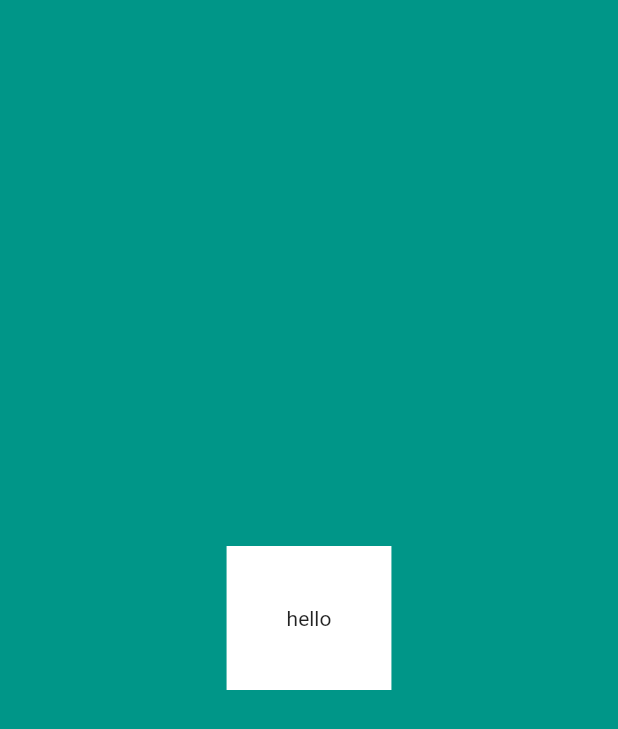
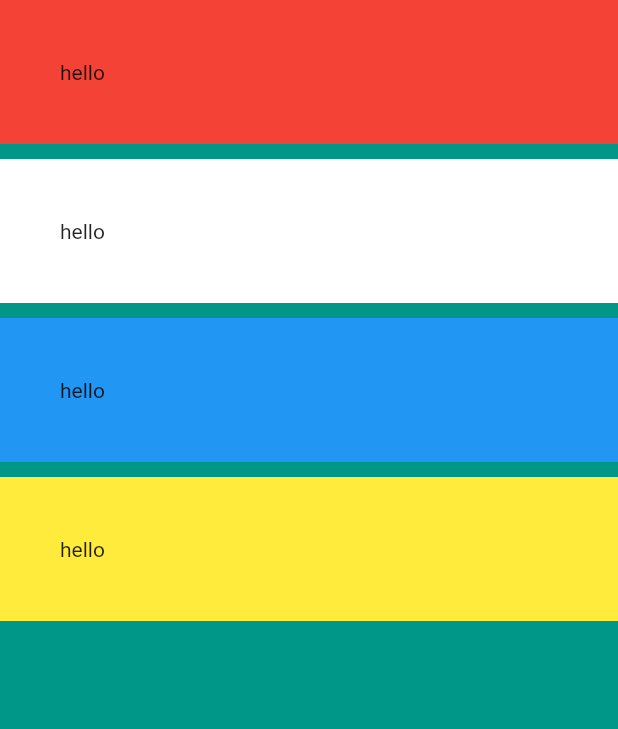
Before and after one commit to juanmendez/learning-flutter.io, a Flutter app: the screen it shows after launch, on a phone screen of 412 x 824 dp. Shown: the top 729 px of the screen. Run offline on Flutter 3.47's test engine with Material 2 defaults, Android fonts, the phone set to English and light mode, and no system bars.

Commit message:
005: row alignment

```diff
--- a/lib/main.dart
+++ b/lib/main.dart
@@ -13,12 +13,34 @@ class MyApp extends StatelessWidget {
       home: Scaffold(
         backgroundColor: Colors.teal,
         body: SafeArea(
-          child: Center(
-            child: Container(
-              color: Colors.white,
-              child: Text("hello"),
-              padding: EdgeInsets.all(40),
-            ),
+          child: Column(
+            crossAxisAlignment: CrossAxisAlignment.stretch,
+             children: <Widget>[
+               Container(
+                 color: Colors.red,
+                 child: Text("hello"),
+                 padding: EdgeInsets.all(40),
+               ),
+               SizedBox(height: 10,),
+               Container(
+                 color: Colors.white,
+                 child: Text("hello"),
+                 padding: EdgeInsets.all(40),
+               ),
+               SizedBox(height: 10,),
+               Container(
+                 color: Colors.blue,
+                 child: Text("hello"),
+                 padding: EdgeInsets.all(40),
+               ),
+               SizedBox(height: 10,),
+               Container(
+                 color: Colors.yellow,
+                 child: Text("hello"),
+                 padding: EdgeInsets.all(40),
+               ),
+               SizedBox(height: 10,),
+             ],
           ),
         ),
       ),
```
Also changed, not shown: 1 other file.
